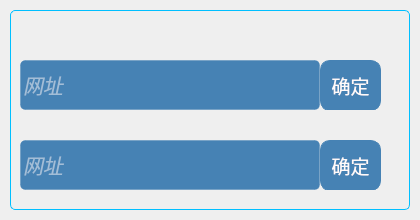
The window that TIM/addresssetting.ui (Sunlx5522/TFW_PROJECT) describes before a commit, drawn with Qt 5.
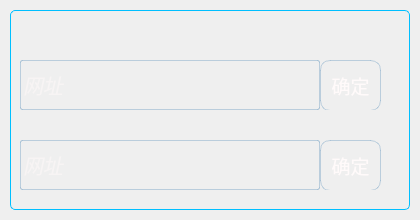
The same window after the commit. The open tabs and pages were chosen to show the change. Icons and pictures are not drawn.

Patch:
```diff
--- a/TIM/addresssetting.ui
+++ b/TIM/addresssetting.ui
@@ -227,10 +227,11 @@
 QLineEdit{
 /*非悬浮时颜色设置*/
 color:#FFFAFA;
-background-color:rgba(70,130,180, 255);/*背景颜色设置*/
 border-style:outset;/*设置边框*/
-border-radius:5px;/*边框圆角半径设置*/
-border: 1px solid rgba(70,130,180, 100);
+background-color: rgba(255,255,255,0);
+border-radius:2px;/*边框圆角半径设置*/
+border: 1px solid rgba(70,130,180, 80)
+
 }
 QLineEdit::hover
 {
@@ -286,10 +287,10 @@
 QPushButton{
 /*静置时设置*/
 color:#FFFAFA;/*字体颜色设置*/
-background-color:rgba(70,130,180, 255);/*背景颜色设置*/;
-border-style:inset;/*背景颜色设置*/
+background-color:rgba(70,130,180, 0);/*背景颜色设置*/  
+border-style:outset;/*背景颜色设置*/
 border-radius:10px;/*边框圆角半径设置*/
-border: 1px solid rgba(70,130,180, 255);
+border: 1px solid rgba(70,130,180, 80)
 }
 
 QPushButton:hover{
@@ -475,10 +476,11 @@
 QLineEdit{
 /*非悬浮时颜色设置*/
 color:#FFFAFA;
-background-color:rgba(70,130,180, 255);/*背景颜色设置*/
 border-style:outset;/*设置边框*/
-border-radius:5px;/*边框圆角半径设置*/
-border: 1px solid rgba(70,130,180, 100);
+background-color: rgba(255,255,255,0);
+border-radius:2px;/*边框圆角半径设置*/
+border: 1px solid rgba(70,130,180, 80)
+
 }
 QLineEdit::hover
 {
@@ -534,10 +536,10 @@
 QPushButton{
 /*静置时设置*/
 color:#FFFAFA;/*字体颜色设置*/
-background-color:rgba(70,130,180, 255);/*背景颜色设置*/;
-border-style:inset;/*背景颜色设置*/
+background-color:rgba(70,130,180, 0);/*背景颜色设置*/  
+border-style:outset;/*背景颜色设置*/
 border-radius:10px;/*边框圆角半径设置*/
-border: 1px solid rgba(70,130,180, 255);
+border: 1px solid rgba(70,130,180, 80)
 }
 
 QPushButton:hover{
```
Left out of the diff: 26 changed lines with no effect on the pictures.
